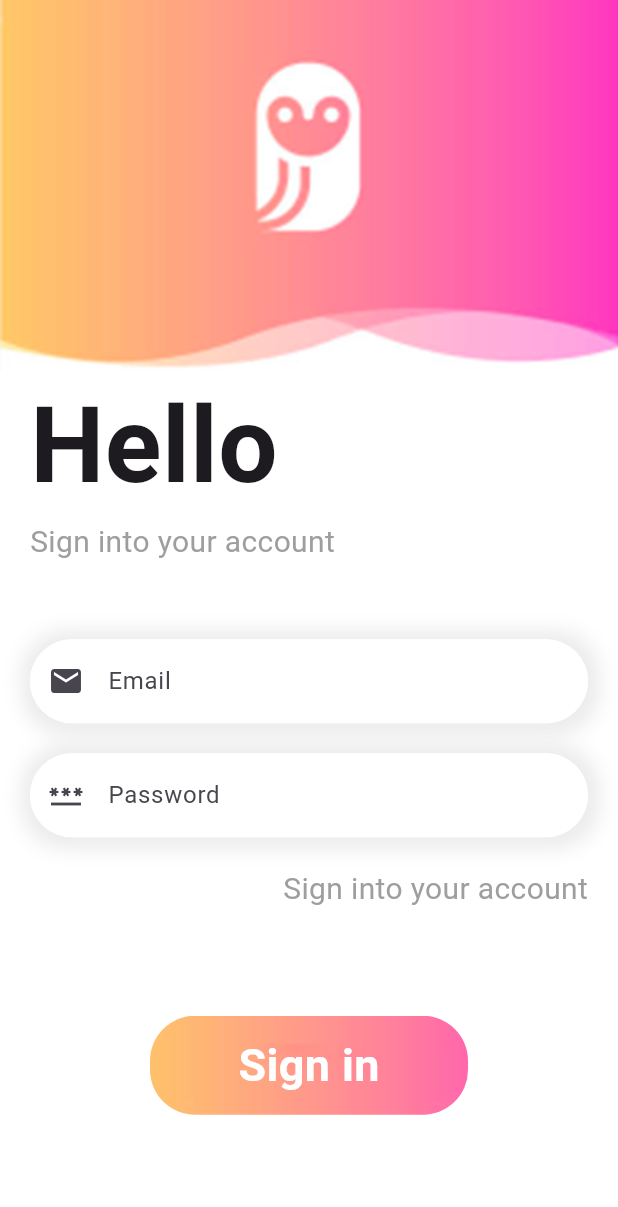
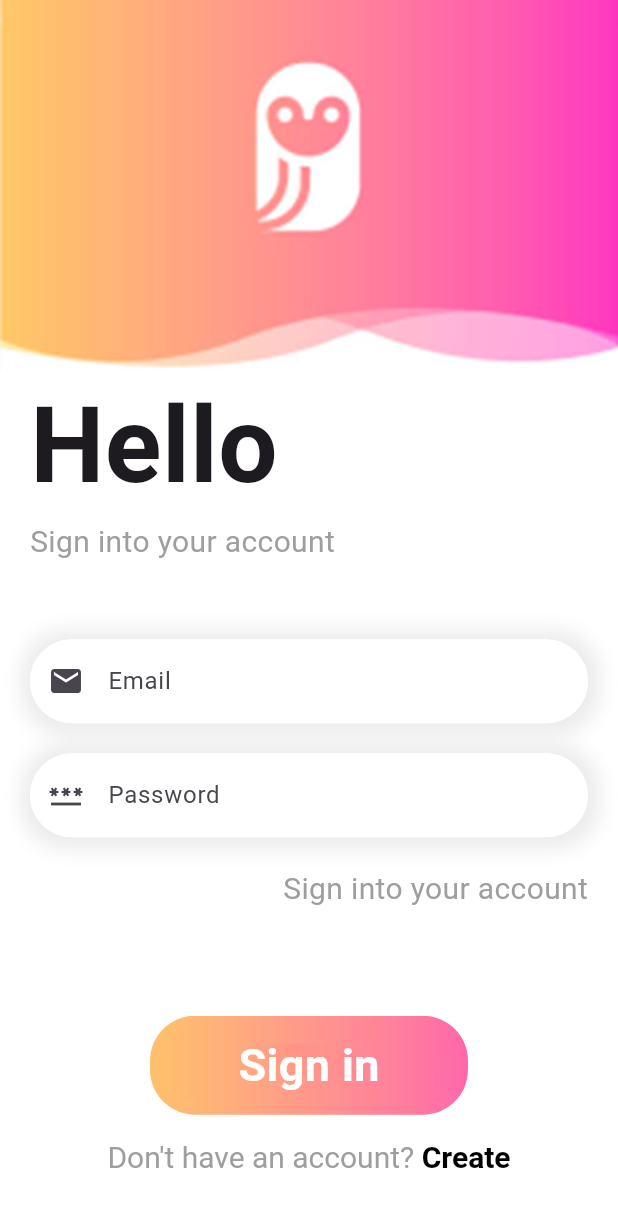
Before and after one commit to Hirankavindu/firebase_app, a Flutter app: the screen it shows after launch, on a phone screen of 412 x 824 dp. Shown: the top 1207 px of the screen. Run offline on Flutter 3.47's test engine with Material 2 defaults, Android fonts, the phone set to English and light mode, and no system bars; our stand-ins replace get.

Commit message:
complete full fluuter user interface

```diff
--- a/lib/login_page.dart
+++ b/lib/login_page.dart
@@ -1,4 +1,8 @@
+import 'package:firebase_app/signup_page.dart';
+import 'package:flutter/gestures.dart';
 import 'package:flutter/material.dart';
+import 'package:get/get.dart';
+import 'package:get/get_core/src/get_main.dart';
 
 class LoginPage extends StatelessWidget {
   const LoginPage({super.key});
@@ -163,7 +167,7 @@ class LoginPage extends StatelessWidget {
             ),
 
           ),
-          SizedBox(height: w*0.2,),
+          SizedBox(height: w*0.04,),
 
 
           Center(
@@ -180,6 +184,7 @@ class LoginPage extends StatelessWidget {
               fontSize: 20,
                 fontWeight: FontWeight.bold,
             ),
+                recognizer: TapGestureRecognizer()..onTap=()=>Get.to(()=>SignUpPage())
               ),
 
               ],
```
